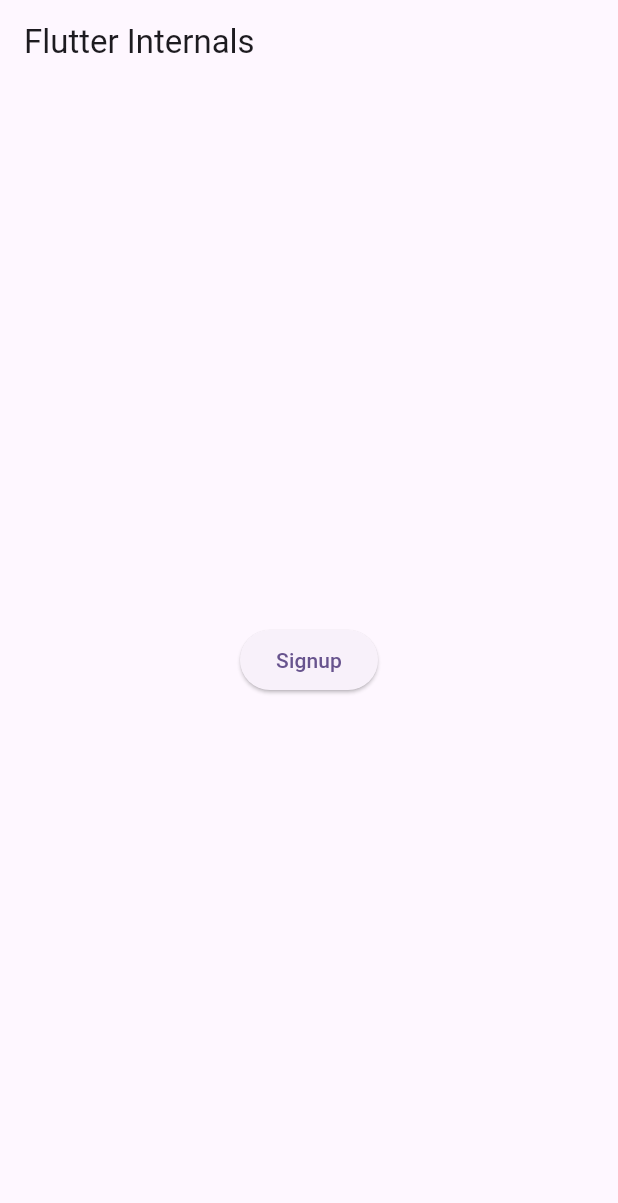
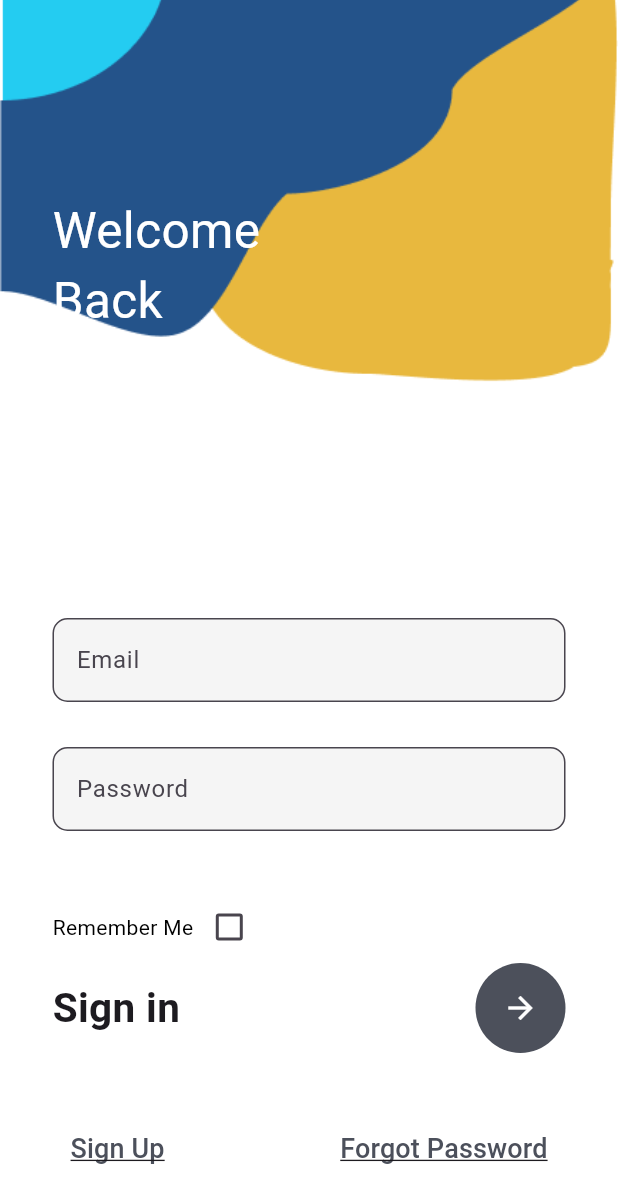
Before and after one commit to nguyencanh2k/TodoList, a Flutter app: the screen it shows after launch, on a phone screen of 412 x 824 dp. Shown: the top 1203 px of the screen. Run offline on Flutter 3.47's test engine with Material 2 defaults, Android fonts, the phone set to English and light mode, and no system bars; our stand-ins replace firebase_auth, firebase_core, hive, hive_flutter; accounts and stored records are empty.

Commit message:
thêm màn hình login, register

```diff
--- a/lib/main.dart
+++ b/lib/main.dart
@@ -2,8 +2,13 @@ import 'package:firebase_core/firebase_core.dart';
 import 'package:flutter/material.dart';
 import 'package:firebase_auth/firebase_auth.dart' as firebase_auth;
 import 'package:firebase_core/firebase_core.dart' as firebase_core;
+import 'package:hive/hive.dart';
+import 'package:hive_flutter/hive_flutter.dart';
+import 'package:todo_list/screens/Register.dart';
+import 'package:todo_list/screens/Login.dart';
 
 void main() async {
+  await Hive.initFlutter();
   WidgetsFlutterBinding.ensureInitialized();
   await Firebase.initializeApp();
   runApp(const MyApp());
@@ -17,16 +22,6 @@ class MyApp extends StatefulWidget {
 }
 
 class _MyAppState extends State<MyApp> {
-  firebase_auth.FirebaseAuth firebaseAuth = firebase_auth.FirebaseAuth.instance;
-
-  void signup() async {
-    try {
-      await firebaseAuth.createUserWithEmailAndPassword(
-          email: "canhnx@gmail.com", password: "123456");
-    } catch (e) {
-      print(e);
-    }
-  }
 
   @override
   Widget build(BuildContext context) {
@@ -36,19 +31,11 @@ class _MyAppState extends State<MyApp> {
         colorScheme: ColorScheme.fromSeed(seedColor: Colors.deepPurple),
         useMaterial3: true,
       ),
-      home: Scaffold(
-        appBar: AppBar(
-          title: const Text('Flutter Internals'),
-        ),
-        body: Center(
-          child: ElevatedButton(
-            onPressed: () {
-              signup();
-            },
-            child: Text("Signup"),
-          ),
-        ),
-      ),
+      home: MyLogin(),
+      routes: {
+        'register': (context) => MyRegister(),
+        'login': (context) => MyLogin(),
+      },
     );
   }
 }
--- /dev/null
+++ b/lib/screens/Login.dart
@@ -0,0 +1,224 @@
+import 'package:flutter/material.dart';
+import 'package:hive/hive.dart';
+import 'package:hive_flutter/hive_flutter.dart';
+import 'package:todo_list/screens/home.dart';
+import 'package:firebase_auth/firebase_auth.dart' as firebase_auth;
+import 'package:firebase_core/firebase_core.dart' as firebase_core;
+
+class MyLogin extends StatefulWidget {
+  const MyLogin({Key? key}) : super(key: key);
+
+  @override
+  _MyLoginState createState() => _MyLoginState();
+}
+
+class _MyLoginState extends State<MyLogin> {
+  bool isChecked = false;
+  TextEditingController email = TextEditingController();
+  TextEditingController password = TextEditingController();
+
+  late Box box1;
+
+  @override
+  void initState() {
+    //
+    super.initState();
+    createBox();
+  }
+
+  void createBox() async {
+    box1 = await Hive.openBox('logininfo');
+    getdata();
+  }
+
+  void getdata() async {
+    if (box1.get('email') != null) {
+      email.text = box1.get('email');
+      isChecked = true;
+    }
+    if (box1.get('password') != null) {
+      password.text = box1.get('password');
+      isChecked = true;
+    }
+    if (isChecked) {
+      setState(() {});
+    }
+  }
+
+  firebase_auth.FirebaseAuth firebaseAuth = firebase_auth.FirebaseAuth.instance;
+  Future<bool> login() async {
+    print(isChecked);
+    try {
+      await firebaseAuth.signInWithEmailAndPassword(
+          email: email.text, password: password.text);
+      print('Signed in successfully');
+      return true;
+    } catch (e) {
+      print('Firebase error $e');
+      return false;
+    }
+  }
+
+  @override
+  Widget build(BuildContext context) {
+    return Container(
+      decoration: const BoxDecoration(
+        image: DecorationImage(
+            image: AssetImage('assets/images/login.png'), fit: BoxFit.cover),
+      ),
+      child: Scaffold(
+        backgroundColor: Colors.transparent,
+        body: Stack(
+          children: [
+            Container(),
+            Container(
+              padding: EdgeInsets.only(left: 35, top: 130),
+              child: Text(
+                'Welcome\nBack',
+                style: TextStyle(color: Colors.white, fontSize: 33),
+              ),
+            ),
+            SingleChildScrollView(
+              child: Container(
+                padding: EdgeInsets.only(
+                    top: MediaQuery.of(context).size.height * 0.5),
+                child: Column(
+                  crossAxisAlignment: CrossAxisAlignment.start,
+                  children: [
+                    Container(
+                      margin: EdgeInsets.only(left: 35, right: 35),
+                      child: Column(
+                        children: [
+                          TextField(
+                            controller: email,
+                            style: TextStyle(color: Colors.black),
+                            decoration: InputDecoration(
+                                fillColor: Colors.grey.shade100,
+                                filled: true,
+                                hintText: "Email",
+                                border: OutlineInputBorder(
+                                  borderRadius: BorderRadius.circular(10),
+                                )),
+                          ),
+                          SizedBox(
+                            height: 30,
+                          ),
+                          TextField(
+                            controller: password,
+                            style: TextStyle(),
+                            obscureText: true,
+                            decoration: InputDecoration(
+                                fillColor: Colors.grey.shade100,
+                                filled: true,
+                                hintText: "Password",
+                                border: OutlineInputBorder(
+                                  borderRadius: BorderRadius.circular(10),
+                                )),
+                          ),
+                          SizedBox(
+                            height: 40,
+                          ),
+                          Row(
+                            crossAxisAlignment: CrossAxisAlignment.center,
+                            children: [
+                              Text(
+                                "Remember Me",
+                                style: TextStyle(color: Colors.black),
+                              ),
+                              Checkbox(
+                                value: isChecked,
+                                onChanged: (value) {
+                                  isChecked = !isChecked;
+                                  setState(() {});
+                                },
+                              ),
+                            ],
+                          ),
+                          Row(
+                            mainAxisAlignment: MainAxisAlignment.spaceBetween,
+                            children: [
+                              Text(
+                                'Sign in',
+                                style: TextStyle(
+                                    fontSize: 27, fontWeight: FontWeight.w700),
+                              ),
+                              CircleAvatar(
+                                radius: 30,
+                                backgroundColor: Color(0xff4c505b),
+                                child: IconButton(
+                                    color: Colors.white,
+                                    onPressed: () async {
+                                      bool loginSuccess = await login();
+                                      if (loginSuccess) {
+                                        Navigator.push(
+                                          context,
+                                          MaterialPageRoute(
+                                            builder: (BuildContext context) {
+                                              return MyHome();
+                                            },
+                                          ),
+                                        );
+                                      } else {
+                                        ScaffoldMessenger.of(context)
+                                            .showSnackBar(SnackBar(
+                                          content: const Text('Login Fail!'),
+                                          action: SnackBarAction(
+                                            label: 'X',
+                                            onPressed: () {
+                                              // Some code to undo the change.
+                                            },
+                                          ),
+                                        ));
+                                      }
+                                    },
+                                    icon: Icon(
+                                      Icons.arrow_forward,
+                                    )),
+                              )
+                            ],
+                          ),
+                          SizedBox(
+                            height: 40,
+                          ),
+                          Row(
+                            mainAxisAlignment: MainAxisAlignment.spaceBetween,
+                            children: [
+                              TextButton(
+                                onPressed: () {
+                                  Navigator.pushNamed(context, 'register');
+                                },
+                                child: Text(
+                                  'Sign Up',
+                                  textAlign: TextAlign.left,
+                                  style: TextStyle(
+                                      decoration: TextDecoration.underline,
+                                      color: Color(0xff4c505b),
+                                      fontSize: 18),
+                                ),
+                                style: ButtonStyle(),
+                              ),
+                              TextButton(
+                                  onPressed: () {},
+                                  child: Text(
+                                    'Forgot Password',
+                                    style: TextStyle(
+                                      decoration: TextDecoration.underline,
+                                      color: Color(0xff4c505b),
+                                      fontSize: 18,
+                                    ),
+                                  )),
+                            ],
+                          )
+                        ],
+                      ),
+                    )
+                  ],
+                ),
+              ),
+            ),
+          ],
+        ),
+      ),
+    );
+  }
+}
--- a/pubspec.yaml
+++ b/pubspec.yaml
@@ -36,6 +36,8 @@ dependencies:
   cupertino_icons: ^1.0.2
   firebase_core: ^2.14.0
   firebase_auth: ^4.6.3
+  hive: ^2.2.3
+  hive_flutter: ^1.1.0
 
 dev_dependencies:
   flutter_test:
```
Also changed, not shown: lib/screens/Register.dart (added, +193 -0 lines), lib/screens/home.dart (+15 -37 lines), assets/images/login.png (added), assets/images/register.png (added), pubspec.lock, 1 other file.
